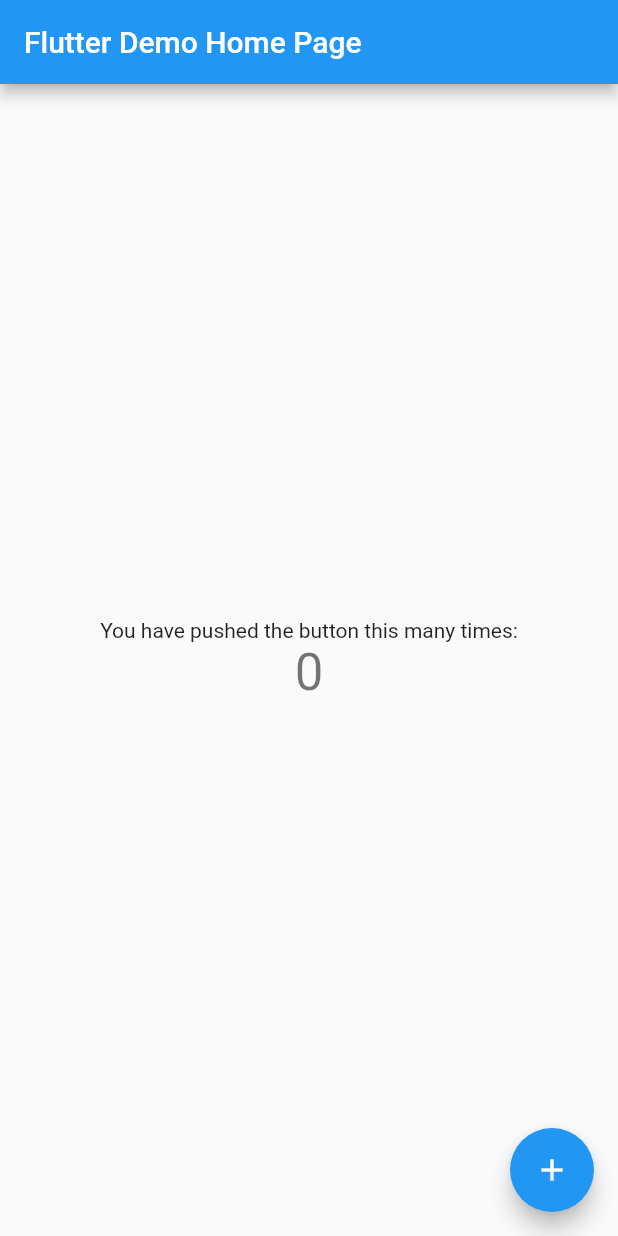
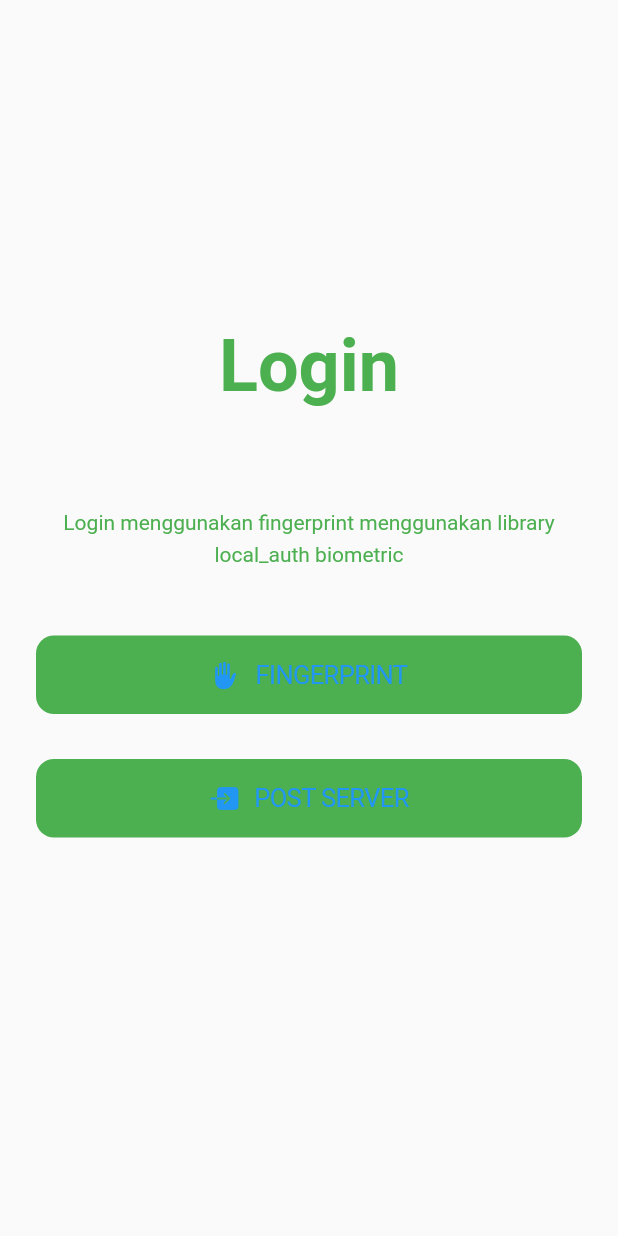
Before and after one commit to AliArRidla/flutter_fingerprint-geolocation, a Flutter app: the screen it shows after launch, on a phone screen of 412 x 824 dp. Run offline on Flutter 3.47's test engine with Material 2 defaults, Android fonts, the phone set to English and light mode, and no system bars; our stand-ins replace geocoding, geolocator, local_auth.

Commit message:
add some function

```diff
--- /dev/null
+++ b/lib/home.dart
@@ -0,0 +1,224 @@
+import 'package:flutter/material.dart';
+import 'package:flutter/cupertino.dart';
+import 'package:flutter/services.dart';
+import 'package:local_auth/local_auth.dart';
+import 'package:geocoding/geocoding.dart';
+import 'package:geolocator/geolocator.dart';
+import 'package:http/http.dart' show Client;
+import 'package:intl/intl.dart';
+
+class HomeScreen extends StatefulWidget {
+  const HomeScreen({super.key});
+
+  @override
+  State<HomeScreen> createState() => _HomeScreenState();
+}
+
+class _HomeScreenState extends State<HomeScreen> {
+  @override
+  Widget build(BuildContext context) {
+    String location = 'Belum Mendapatkan Lat dan long, Silahkan tekan button';
+    String address = 'Mencari lokasi...';
+    Client client = Client();
+
+    //posToServer
+    Future<bool> posToServer(
+        String checkInDate, String checkInTime, String lat, String long) async {
+      final response = await client.post(
+        Uri.parse("https://interactive.co.id/expe/get_test20230130.php"),
+        body: {
+          "apikey": "ali",
+          "checkin_date": checkInDate,
+          "checkin_time": checkInTime,
+          "lat": lat,
+          "long": long
+        },
+      );
+      if (response.statusCode == 200) {
+        print(response.body);
+        print("sukses");
+        return true;
+      } else {
+        print(response.body);
+        print("gagal");
+        return false;
+      }
+    }
+
+    //getLongLAT
+    Future<Position> _getGeoLocationPosition() async {
+      bool serviceEnabled;
+      LocationPermission permission;
+
+      serviceEnabled = await Geolocator.isLocationServiceEnabled();
+      //location service not enabled, don't continue
+      if (!serviceEnabled) {
+        await Geolocator.openLocationSettings();
+        return Future.error('Location service Not Enabled');
+      }
+      permission = await Geolocator.checkPermission();
+      if (permission == LocationPermission.denied) {
+        permission = await Geolocator.requestPermission();
+        if (permission == LocationPermission.denied) {
+          return Future.error('Location permission denied');
+        }
+      }
+
+      //permission denied forever
+      if (permission == LocationPermission.deniedForever) {
+        return Future.error(
+          'Location permission denied forever, we cannot access',
+        );
+      }
+      //continue accessing the position of device
+      return await Geolocator.getCurrentPosition(
+        desiredAccuracy: LocationAccuracy.high,
+      );
+    }
+
+    final auth = LocalAuthentication();
+    String authorized = " not authorized";
+    bool _canCheckBiometric = false;
+    late List<BiometricType> _availableBiometric;
+
+    Future<void> _authenticate() async {
+      bool authenticated = false;
+
+      try {
+        authenticated = await auth.authenticateWithBiometrics(
+            localizedReason: "Scan your finger to authenticate",
+            useErrorDialogs: true,
+            stickyAuth: true);
+      } on PlatformException catch (e) {
+        print(e);
+      }
+
+      setState(() {
+        authorized = authenticated ? "Test Berhasil" : "Test Gagal";
+        print(authorized);
+      });
+    }
+
+    Future<void> _checkBiometric() async {
+      bool canCheckBiometric = false;
+
+      try {
+        canCheckBiometric = await auth.canCheckBiometrics;
+      } on PlatformException catch (e) {
+        print(e);
+      }
+
+      if (!mounted) return;
+
+      setState(() {
+        _canCheckBiometric = canCheckBiometric;
+      });
+    }
+
+    Future _getAvailableBiometric() async {
+      List<BiometricType> availableBiometric = [];
+
+      try {
+        availableBiometric = await auth.getAvailableBiometrics();
+      } on PlatformException catch (e) {
+        print(e);
+      }
+
+      setState(() {
+        _availableBiometric = availableBiometric;
+      });
+    }
+
+    @override
+    void initState() {
+      _checkBiometric();
+      _getAvailableBiometric();
+
+      super.initState();
+    }
+
+    return Scaffold(
+      // backgroundColor: Colors.blueGrey.shade600,
+      body: Padding(
+        padding: const EdgeInsets.symmetric(vertical: 12.0, horizontal: 24.0),
+        child: Column(
+          mainAxisAlignment: MainAxisAlignment.center,
+          children: [
+            const Center(
+              child: Text(
+                "Login",
+                style: TextStyle(
+                  color: Colors.green,
+                  fontSize: 48.0,
+                  fontWeight: FontWeight.bold,
+                ),
+              ),
+            ),
+            Container(
+              margin: const EdgeInsets.symmetric(vertical: 50.0),
+              child: Column(
+                children: [
+                  Container(
+                    margin: const EdgeInsets.symmetric(vertical: 15.0),
+                    child: const Text(
+                      "Login menggunakan fingerprint menggunakan library local_auth biometric",
+                      textAlign: TextAlign.center,
+                      style: TextStyle(color: Colors.green, height: 1.5),
+                    ),
+                  ),
+                  SizedBox(
+                    height: 30,
+                  ),
+                  SizedBox(
+                    width: MediaQuery.of(context).size.width,
+                    child: CupertinoButton(
+                      color: Colors.green,
+                      onPressed: _authenticate,
+                      child: Row(
+                        mainAxisAlignment: MainAxisAlignment.center,
+                        children: [
+                          Icon(CupertinoIcons.hand_raised_fill),
+                          SizedBox(
+                            width: 10,
+                          ),
+                          const Text('FINGERPRINT'),
+                        ],
+                      ),
+                    ),
+                  ),
+                  SizedBox(
+                    height: 30,
+                  ),
+                  SizedBox(
+                    width: MediaQuery.of(context).size.width,
+                    child: CupertinoButton(
+                      color: Colors.green,
+                      onPressed: () async {
+                        Position position = await _getGeoLocationPosition();
+                        var now = DateTime.now();
+                        var tanggal = DateFormat('y-Md-d').format(now);
+                        var waktu = DateFormat('H:mm:s').format(now);
+                        posToServer(tanggal, waktu, '${position.latitude}',
+                            '${position.longitude}');
+                      },
+                      child: Row(
+                        mainAxisAlignment: MainAxisAlignment.center,
+                        children: [
+                          Icon(CupertinoIcons.square_arrow_right_fill),
+                          SizedBox(
+                            width: 10,
+                          ),
+                          const Text('POST SERVER'),
+                        ],
+                      ),
+                    ),
+                  ),
+                ],
+              ),
+            )
+          ],
+        ),
+      ),
+    );
+  }
+}
--- a/lib/main.dart
+++ b/lib/main.dart
@@ -1,4 +1,5 @@
 import 'package:flutter/material.dart';
+import 'package:test_absensi/home.dart';
 
 void main() {
   runApp(const MyApp());
@@ -11,105 +12,8 @@
   @override
   Widget build(BuildContext context) {
     return MaterialApp(
-      title: 'Flutter Demo',
-      theme: ThemeData(
-        // This is the theme of your application.
-        //
-        // Try running your application with "flutter run". You'll see the
-        // application has a blue toolbar. Then, without quitting the app, try
-        // changing the primarySwatch below to Colors.green and then invoke
-        // "hot reload" (press "r" in the console where you ran "flutter run",
-        // or simply save your changes to "hot reload" in a Flutter IDE).
-        // Notice that the counter didn't reset back to zero; the application
-        // is not restarted.
-        primarySwatch: Colors.blue,
-      ),
-      home: const MyHomePage(title: 'Flutter Demo Home Page'),
+      title: 'Testing Library',
+      home: HomeScreen(),
     );
   }
 }
-
-class MyHomePage extends StatefulWidget {
-  const MyHomePage({super.key, required this.title});
-
-  // This widget is the home page of your application. It is stateful, meaning
-  // that it has a State object (defined below) that contains fields that affect
-  // how it looks.
-
-  // This class is the configuration for the state. It holds the values (in this
-  // case the title) provided by the parent (in this case the App widget) and
-  // used by the build method of the State. Fields in a Widget subclass are
-  // always marked "final".
-
-  final String title;
-
-  @override
-  State<MyHomePage> createState() => _MyHomePageState();
-}
-
-class _MyHomePageState extends State<MyHomePage> {
-  int _counter = 0;
-
-  void _incrementCounter() {
-    setState(() {
-      // This call to setState tells the Flutter framework that something has
-      // changed in this State, which causes it to rerun the build method below
-      // so that the display can reflect the updated values. If we changed
-      // _counter without calling setState(), then the build method would not be
-      // called again, and so nothing would appear to happen.
-      _counter++;
-    });
-  }
-
-  @override
-  Widget build(BuildContext context) {
-    // This method is rerun every time setState is called, for instance as done
-    // by the _incrementCounter method above.
-    //
-    // The Flutter framework has been optimized to make rerunning build methods
-    // fast, so that you can just rebuild anything that needs updating rather
-    // than having to individually change instances of widgets.
-    return Scaffold(
-      appBar: AppBar(
-        // Here we take the value from the MyHomePage object that was created by
-        // the App.build method, and use it to set our appbar title.
-        title: Text(widget.title),
-      ),
-      body: Center(
-        // Center is a layout widget. It takes a single child and positions it
-        // in the middle of the parent.
-        child: Column(
-          // Column is also a layout widget. It takes a list of children and
-          // arranges them vertically. By default, it sizes itself to fit its
-          // children horizontally, and tries to be as tall as its parent.
-          //
-          // Invoke "debug painting" (press "p" in the console, choose the
-          // "Toggle Debug Paint" action from the Flutter Inspector in Android
-          // Studio, or the "Toggle Debug Paint" command in Visual Studio Code)
-          // to see the wireframe for each widget.
-          //
-          // Column has various properties to control how it sizes itself and
-          // how it positions its children. Here we use mainAxisAlignment to
-          // center the children vertically; the main axis here is the vertical
-          // axis because Columns are vertical (the cross axis would be
-          // horizontal).
-          mainAxisAlignment: MainAxisAlignment.center,
-          children: <Widget>[
-            const Text(
-              'You have pushed the button this many times:',
-            ),
-            Text(
-              '$_counter',
-              style: Theme.of(context).textTheme.headline4,
-            ),
-          ],
-        ),
-      ),
-      floatingActionButton: FloatingActionButton(
-        onPressed: _incrementCounter,
-        tooltip: 'Increment',
-        child: const Icon(Icons.add),
-      ), // This trailing comma makes auto-formatting nicer for build methods.
-    );
-  }
-}
```
